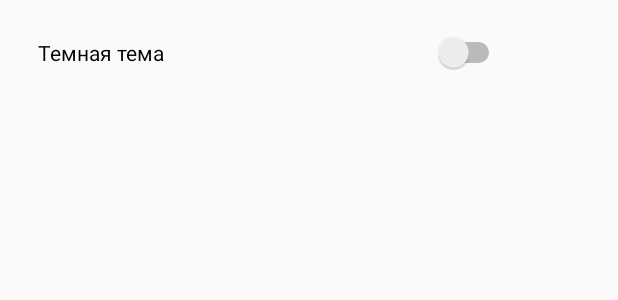
After one commit to CrocodileCO/Quiz-androidApp, an Android app: the layout activity_settings.xml on its own in the app's theme, with its tools: preview values and no code run, on a phone screen of 412 x 824 dp. The commit adds this screen. Shown: the top 300 px of the screen. Run offline under Robolectric (Android 15) with nearby library versions, the phone set to English and light mode, and no system bars.

Commit message:
some design

```diff
--- a/app/build.gradle
+++ b/app/build.gradle
@@ -35,7 +35,9 @@ dependencies {
     compile 'com.android.support.constraint:constraint-layout:1.0.2'
 
     compile 'com.android.support:recyclerview-v7:26.+'
-    compile 'com.android.support:cardview-v7:26.0.+'
+    compile 'com.android.support:cardview-v7:21.0.+'
+
+   // implementation 'com.github.chrisbanes:PhotoView:latest.release.here'
 
     implementation "android.arch.persistence.room:runtime:1.0.0"
     annotationProcessor "android.arch.persistence.room:compiler:1.0.0"
--- a/app/src/main/AndroidManifest.xml
+++ b/app/src/main/AndroidManifest.xml
@@ -29,6 +29,9 @@
             android:label="@string/app_name_question_about">
 
         </activity>
+
+        <activity android:name=".activity.Settings">
+        </activity>
         <meta-data
             android:name="preloaded_fonts"
             android:resource="@array/preloaded_fonts" />
--- a/app/src/main/java/com/crocodile/quiz/fragment/QuestionFragment.java
+++ b/app/src/main/java/com/crocodile/quiz/fragment/QuestionFragment.java
@@ -70,6 +70,7 @@ public class QuestionFragment extends Fragment {
         buttons.add(new ButtonContainer(button3));
         buttons.add(new ButtonContainer(button4));
         imageView = act.findViewById(R.id.imageViewQuestion);
+
         container = act.findViewById(R.id.containerQuestion);
         informationButton = act.findViewById(R.id.info_button);
 
--- /dev/null
+++ b/app/src/main/res/layout/activity_settings.xml
@@ -0,0 +1,43 @@
+<?xml version="1.0" encoding="utf-8"?>
+<android.support.constraint.ConstraintLayout xmlns:android="http://schemas.android.com/apk/res/android"
+    xmlns:app="http://schemas.android.com/apk/res-auto"
+    xmlns:tools="http://schemas.android.com/tools"
+    android:layout_width="match_parent"
+    android:layout_height="match_parent">
+
+    <LinearLayout
+        android:layout_width="match_parent"
+        android:layout_height="match_parent"
+        android:orientation="vertical"
+        tools:layout_editor_absoluteX="159dp"
+        tools:layout_editor_absoluteY="0dp"
+        tools:ignore="MissingConstraints">
+
+        <RelativeLayout
+            android:layout_width="match_parent"
+            android:layout_height="wrap_content">
+
+            <TextView
+                android:id="@+id/textSettingsTheme"
+                android:layout_width="wrap_content"
+                android:layout_height="wrap_content"
+                android:layout_alignParentStart="true"
+                android:layout_alignParentTop="true"
+                android:layout_marginStart="25dp"
+                android:layout_marginTop="25dp"
+                android:text="Темная тема"
+                android:textColor="@color/colorTopicText" />
+
+            <Switch
+                android:id="@+id/switchSettingsTheme"
+                android:layout_width="wrap_content"
+                android:layout_height="wrap_content"
+                android:layout_alignBaseline="@+id/textSettingsTheme"
+                android:layout_alignParentEnd="true"
+                android:layout_marginEnd="75dp"
+                android:text="" />
+
+        </RelativeLayout>
+    </LinearLayout>
+
+</android.support.constraint.ConstraintLayout>
--- a/app/src/main/res/layout/group_fragment.xml
+++ b/app/src/main/res/layout/group_fragment.xml
@@ -22,11 +22,13 @@
             <TextView
                 android:id="@+id/group_text_view"
                 android:layout_width="match_parent"
-                android:layout_height="40dp"
+                android:layout_height="36dp"
                 android:gravity="center_vertical"
                 android:textSize="20dp"
                 android:textColor="@color/colorTopicText"
-                android:paddingLeft="5dp"/>
+                android:fontFamily="@font/lora"
+                android:paddingLeft="10dp"
+                android:textStyle="bold"/>
 
             <HorizontalScrollView
                 android:layout_width="match_parent"
--- a/app/src/main/res/layout/menu_item.xml
+++ b/app/src/main/res/layout/menu_item.xml
@@ -6,9 +6,9 @@
     android:id="@+id/relativelayout"
     android:layout_width="wrap_content"
     android:layout_height="wrap_content"
-    android:layout_marginVertical="10dp"
     android:layout_marginHorizontal="10dp"
     xmlns:android="http://schemas.android.com/apk/res/android">
+
     <ImageView
         android:id="@+id/imageview"
         android:layout_width="70dp"
@@ -26,6 +26,7 @@
         android:fontFamily="@font/lora"
         android:gravity="center"
         android:textColor="@color/colorTopicText"
+        android:singleLine="true"
         />
 
 </RelativeLayout>
--- a/app/src/main/res/layout/toolbar.xml
+++ b/app/src/main/res/layout/toolbar.xml
@@ -5,4 +5,4 @@
     android:layout_width="match_parent"
     app:theme="@style/ThemeOverlay.AppCompat.Dark.ActionBar"
     android:layout_height="?android:actionBarSize"
-    android:background="@color/colorPrimary"/>
+    android:background="@color/colorPrimary" />
--- a/app/src/main/res/values/colors.xml
+++ b/app/src/main/res/values/colors.xml
@@ -3,10 +3,10 @@
     <color name="colorPrimary">#000000</color>
     <color name="colorPrimaryDark">#2f4f4f</color>
     <color name="colorAccent">#FF4081</color>
-    <color name="windowBackground">#303030</color>
-    <color name="cardBackground">#524E4E</color>
+    <color name="windowBackground">#D4D4D4</color>
+    <color name="cardBackground">#FFFFFF</color>
     <color name="colorRightAnswer">#008000</color>
     <color name="colorWrongAnswer">#8B0000</color>
     <color name="colorYellow">#FEFE22</color>
-    <color name="colorTopicText">#ffffff</color>
+    <color name="colorTopicText">#000000</color>
 </resources>
--- a/build.gradle
+++ b/build.gradle
@@ -17,6 +17,7 @@ allprojects {
     repositories {
         jcenter()
         maven { url 'https://maven.google.com' }
+        maven { url "https://jitpack.io" }
     }
 }
 
```
Also changed, not shown: app/src/main/java/com/crocodile/quiz/activity/MainActivity.java (+34 -0 lines), app/src/main/java/com/crocodile/quiz/activity/Settings.java (added, +38 -0 lines), app/src/main/res/menu/menu_activity_main.xml (+7 -1 lines), app/src/main/res/drawable/settings.png (added).
